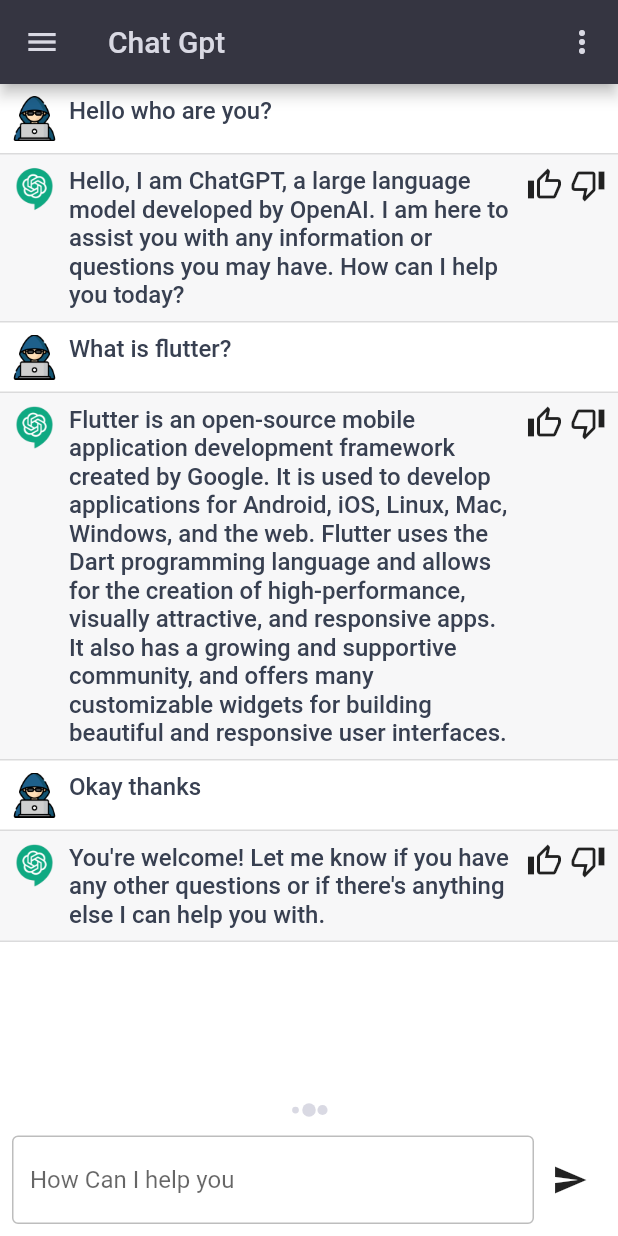
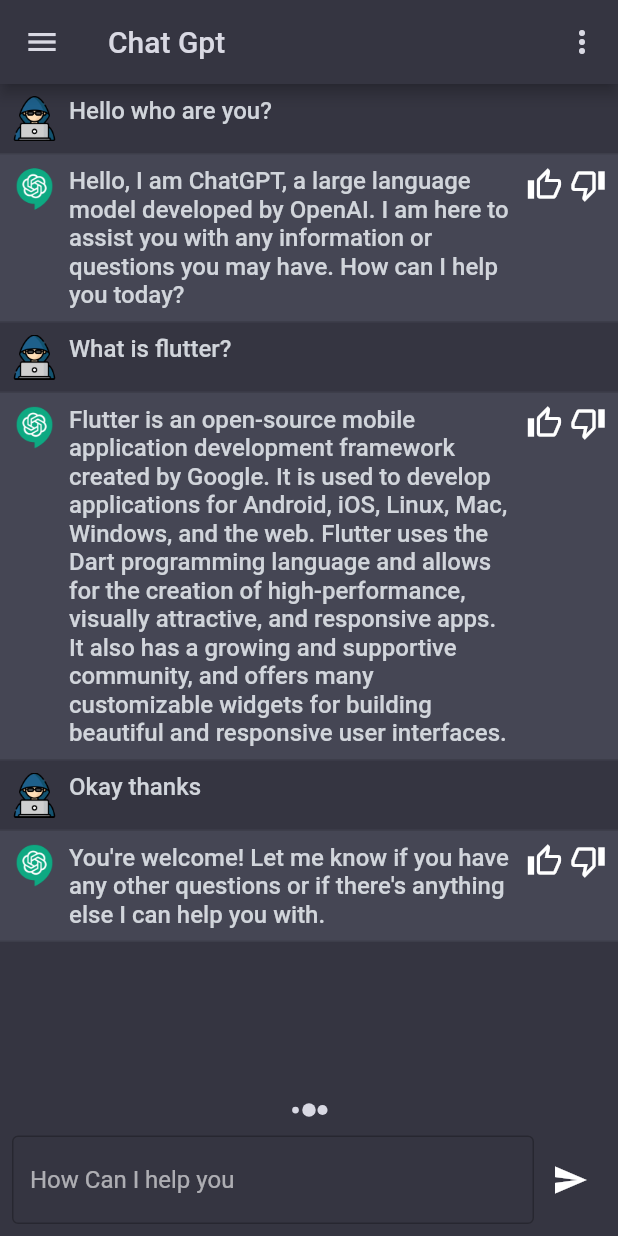
Before and after one commit to salmannaeem112215/chatgpt, a Flutter app: the screen it shows after launch, on a phone screen of 412 x 824 dp. Run offline on Flutter 3.47's test engine with Material 2 defaults, Android fonts, the phone set to English and light mode, and no system bars; our stand-ins replace flutter_spinkit, get.

Commit message:
Theme Completed

```diff
--- a/lib/configs/themes/sub_theme_data_mixin.dart
+++ b/lib/configs/themes/sub_theme_data_mixin.dart
@@ -1,3 +1,4 @@
+import 'package:chatgpt/configs/themes/ui_parameters.dart';
 import 'package:flutter/material.dart';
 import 'package:chatgpt/configs/themes/app_color.dart';
 
@@ -23,12 +24,20 @@ mixin SubThemeData {
   }
 
   InputDecorationTheme getInputDecorationTheme() {
-    return const InputDecorationTheme(
+    return InputDecorationTheme(
+      fillColor: botChatColorDark,
+      filled: UIParameters.isDarkMode() ? true : false,
       enabledBorder: OutlineInputBorder(
-        borderSide: BorderSide(color: Colors.black26),
+        borderSide: BorderSide(
+          color:
+              UIParameters.isDarkMode() ? Colors.transparent : Colors.black26,
+        ),
       ),
       focusedBorder: OutlineInputBorder(
-        borderSide: BorderSide(color: Colors.black38),
+        borderSide: BorderSide(
+            color: UIParameters.isDarkMode()
+                ? Colors.transparent
+                : Colors.black38),
       ),
     );
   }
--- a/lib/main.dart
+++ b/lib/main.dart
@@ -2,13 +2,11 @@
 import 'package:get/get.dart';
 import 'package:flutter/material.dart';
 
-import './constants/constants.dart';
-import './screens/chat/chat_screen.dart';
 import './binding/initial_bindings.dart';
 import './routes/routes.dart';
-import 'configs/themes/app_dark_theme.dart';
-import 'configs/themes/app_light_theme.dart';
-import 'controllers/theme_controller.dart';
+import './configs/themes/app_dark_theme.dart';
+import './configs/themes/app_light_theme.dart';
+import './controllers/theme_controller.dart';
 
 void main() {
   // Get x Controller initialization
@@ -29,8 +27,8 @@ class _MyAppState extends State<MyApp> {
   Widget build(BuildContext context) {
     return GetMaterialApp(
         debugShowCheckedModeBanner: false,
-        theme: LightTheme().buildLigtTheme(),
-        // theme: DarkTheme().buildDarkTheme(),
+        // theme: LightTheme().buildLigtTheme(),
+        theme: DarkTheme().buildDarkTheme(),
         getPages: AppRoutes.routes());
   }
 }
--- a/lib/services/services.dart
+++ b/lib/services/services.dart
@@ -2,9 +2,6 @@ import 'package:chatgpt/configs/themes/app_color.dart';
 import 'package:chatgpt/configs/themes/custom_text_styles.dart';
 import 'package:chatgpt/widgets/models_drop_down_widget.dart';
 import 'package:flutter/material.dart';
-
-import '../constants/constants.dart';
-import '../widgets/text_widget.dart';
 
 class Services {
   static Future<void> showModalSheet({required BuildContext context}) async {
```
